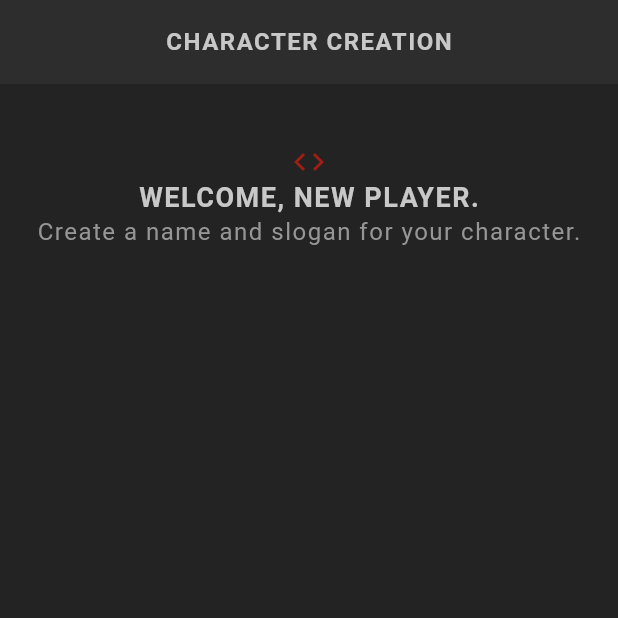
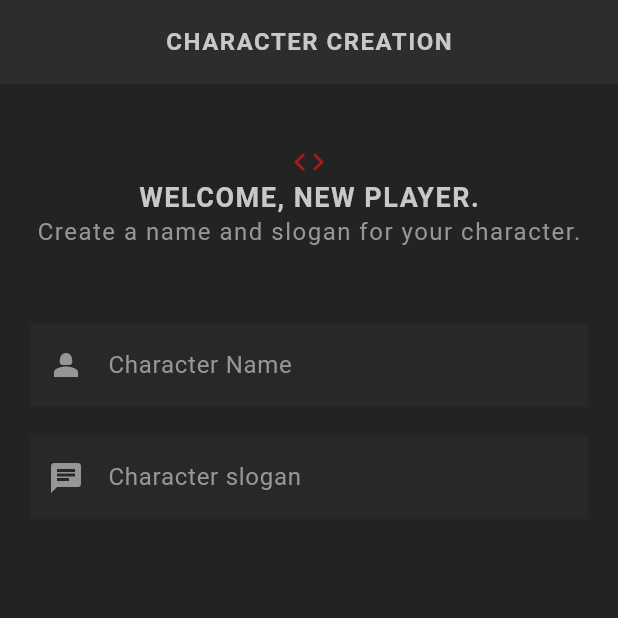
Before and after one commit to Hash001001/flutter_rpg, a Flutter app: the screen it shows after launch, on a phone screen of 412 x 824 dp, the top half of it. Run offline on Flutter 3.47's test engine with Material 3 defaults, Android fonts, the phone set to English and light mode, and no system bars; our stand-ins replace google_fonts; missing offline and left inert: dart:ffi; Roboto replaces fonts that are missing (Kanit).

Commit message:
- TextField implemented with custom theme

```diff
--- a/lib/screens/create/create.dart
+++ b/lib/screens/create/create.dart
@@ -1,5 +1,7 @@
 import 'package:flutter/material.dart';
+import 'package:flutter/services.dart';
 import 'package:flutter_learning_projects/theme.dart';
+import 'package:google_fonts/google_fonts.dart';
 
 import '../../shared/text_style.dart';
 
@@ -30,7 +32,36 @@ class _CreateState extends State<Create> {
 
             SizedBox(
               height: 50,
+            ),
+
+            //name and slogan inout
+
+            TextField(
+              style: GoogleFonts.kanit(
+                  textStyle: Theme.of(context).textTheme.bodyMedium
+              ),
+              cursorColor: AppColor.textColor,
+
+              decoration: InputDecoration(
+                prefixIcon: Icon(Icons.person_2),
+                label: Text("Character Name"),
+              ),
+            ),
+
+            SizedBox(height: 20,),
+
+            TextField(
+              style: GoogleFonts.kanit(
+                  textStyle: Theme.of(context).textTheme.bodyMedium
+              ),
+              cursorColor: AppColor.textColor,
+              decoration: InputDecoration(
+                prefixIcon: Icon(Icons.chat),
+                label: Text("Character slogan"),
+              ),
             )
+
+
           ],
         ),
       ),
```
Also changed, not shown: lib/theme.dart (+12 -1 lines).
